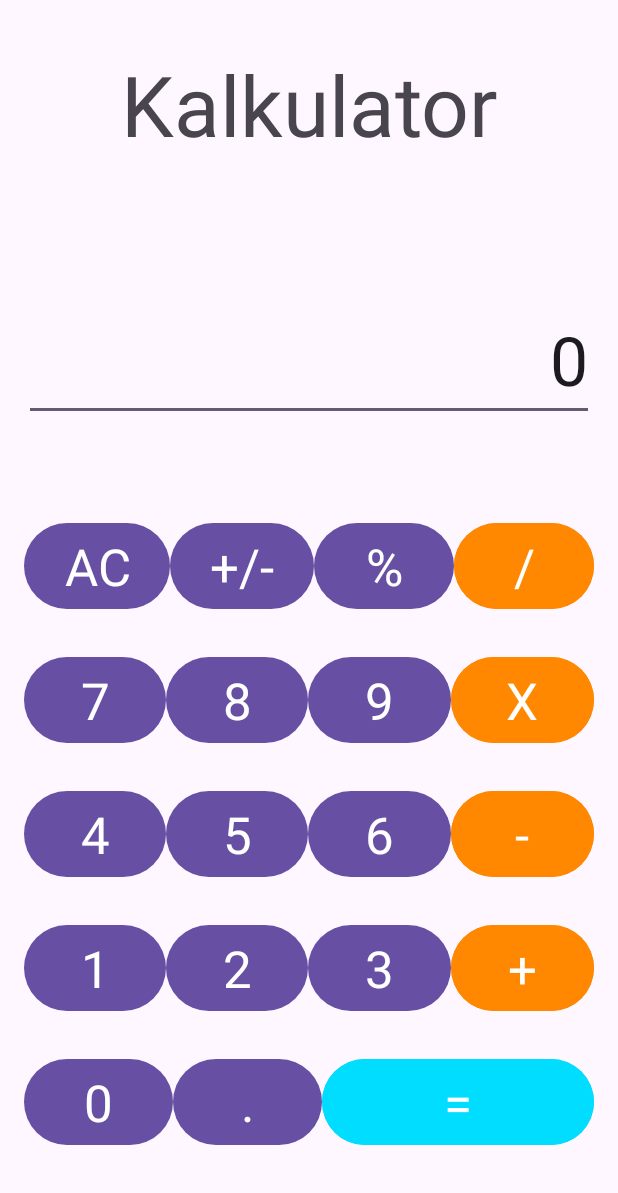
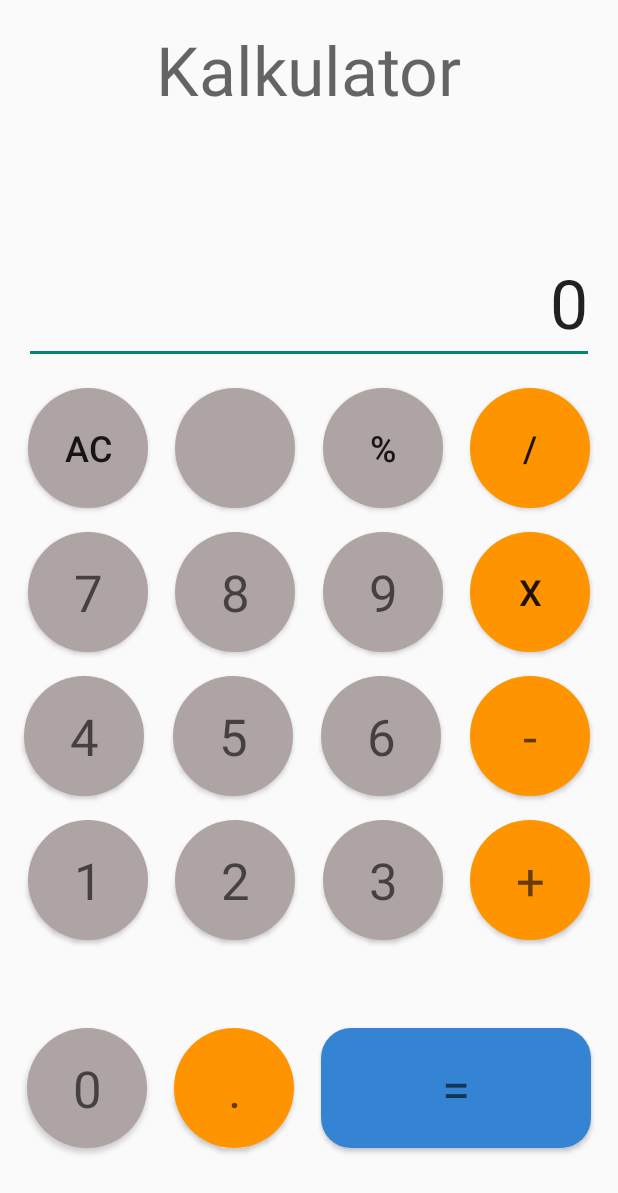
Before and after one commit to hazira-rozi/Calculator, an Android app: the screen it shows after launch (MainActivity), on a phone screen of 412 x 824 dp. Shown: the top 1193 px of the screen. Run offline under Robolectric (Android 15) with nearby library versions, the phone set to English and light mode, and no system bars.

Commit message:
Fix button layout
Perbaikan pada warna dan bentuk tombol.

```diff
--- a/app/build.gradle
+++ b/app/build.gradle
@@ -33,6 +33,7 @@ dependencies {
     implementation 'androidx.appcompat:appcompat:1.6.1'
     implementation 'com.google.android.material:material:1.11.0'
     implementation 'androidx.constraintlayout:constraintlayout:2.1.4'
+    implementation 'com.github.markushi.circlebuton:1.1'
     testImplementation 'junit:junit:4.13.2'
     androidTestImplementation 'androidx.test.ext:junit:1.1.5'
     androidTestImplementation 'androidx.test.espresso:espresso-core:3.5.1'
--- /dev/null
+++ b/app/src/main/res/drawable/round_button.xml
@@ -0,0 +1,13 @@
+<?xml version="1.0" encoding="utf-8"?>
+<selector xmlns:android="http://schemas.android.com/apk/res/android">
+    <item android:state_pressed="false">
+        <shape android:shape="oval">
+            <solid android:color="#AFA4A4"/>
+        </shape>
+    </item>
+    <item android:state_pressed="true">
+        <shape android:shape="oval">
+            <solid android:color="#AFA4A4"/>
+        </shape>
+    </item>
+</selector>
--- /dev/null
+++ b/app/src/main/res/drawable/round_button_warm.xml
@@ -0,0 +1,13 @@
+<?xml version="1.0" encoding="utf-8"?>
+<selector xmlns:android="http://schemas.android.com/apk/res/android">
+    <item android:state_pressed="false">
+        <shape android:shape="oval">
+            <solid android:color="#fe9500"/>
+        </shape>
+    </item>
+    <item android:state_pressed="true">
+        <shape android:shape="oval">
+            <solid android:color="#fe9500"/>
+        </shape>
+    </item>
+</selector>
--- /dev/null
+++ b/app/src/main/res/drawable/squircle_button.xml
@@ -0,0 +1,15 @@
+<?xml version="1.0" encoding="utf-8"?>
+<selector xmlns:android="http://schemas.android.com/apk/res/android">
+    <item android:state_pressed="false">
+        <shape android:shape="rectangle">
+            <solid android:color="#3584D3" />
+            <corners android:radius="20dp"/>
+        </shape>
+    </item>
+    <item android:state_pressed="true">
+        <shape android:shape="rectangle">
+            <solid android:color="#3584D3" />
+            <corners android:radius="20dp"/>
+        </shape>
+    </item>
+</selector>
--- a/app/src/main/res/layout/activity_main.xml
+++ b/app/src/main/res/layout/activity_main.xml
@@ -5,6 +5,17 @@
     android:layout_width="match_parent"
     android:layout_height="match_parent"
     tools:context=".MainActivity">
+
+    <TextView
+        android:id="@+id/Title"
+        android:layout_width="wrap_content"
+        android:layout_height="wrap_content"
+        android:layout_marginTop="16dp"
+        android:text="Kalkulator"
+        android:textAppearance="@style/TextAppearance.AppCompat.Display2"
+        app:layout_constraintEnd_toEndOf="parent"
+        app:layout_constraintStart_toStartOf="parent"
+        app:layout_constraintTop_toTopOf="parent" />
 
     <TextView
         android:id="@+id/inputText"
@@ -24,7 +35,7 @@
         android:layout_width="0dp"
         android:layout_height="wrap_content"
         android:layout_marginStart="16dp"
-        android:layout_marginTop="16dp"
+        android:layout_marginTop="8dp"
         android:layout_marginEnd="16dp"
         android:ems="10"
         android:inputType="number"
@@ -36,229 +47,284 @@
         app:layout_constraintStart_toStartOf="parent"
         app:layout_constraintTop_toBottomOf="@+id/inputText" />
 
-    <LinearLayout
-        android:layout_width="match_parent"
-        android:layout_height="0dp"
-        android:layout_marginStart="16dp"
-        android:layout_marginTop="64dp"
-        android:layout_marginEnd="16dp"
-        android:layout_marginBottom="32dp"
-        android:divider="@drawable/ic_launcher_background"
-        android:orientation="vertical"
-        app:layout_constraintBottom_toBottomOf="parent"
-        app:layout_constraintEnd_toEndOf="parent"
-        app:layout_constraintStart_toStartOf="parent"
-        app:layout_constraintTop_toBottomOf="@+id/outputText">
-
-        <LinearLayout
-            android:id="@+id/linearLayout"
-            android:layout_width="match_parent"
-            android:layout_height="wrap_content"
-            android:layout_weight="1"
-            android:orientation="horizontal">
-
     <Button
         android:id="@+id/AC_button"
-                android:layout_width="wrap_content"
-                android:layout_height="wrap_content"
-                android:layout_weight="1"
+        android:layout_width="80dp"
+        android:layout_height="80dp"
+        android:layout_marginStart="16dp"
+        android:background="@drawable/round_button"
         android:text="AC"
-                android:textAppearance="@style/TextAppearance.AppCompat.Display1" />
+        android:textSize="24sp"
+        app:backgroundTint="@null"
+        app:layout_constraintEnd_toStartOf="@+id/neg_button"
+        app:layout_constraintHorizontal_bias="0.5"
+        app:layout_constraintHorizontal_chainStyle="spread"
+        app:layout_constraintStart_toStartOf="parent"
+        app:layout_constraintTop_toTopOf="@+id/neg_button"
+        app:layout_constraintVertical_chainStyle="spread" />
 
     <Button
         android:id="@+id/neg_button"
-                android:layout_width="wrap_content"
-                android:layout_height="wrap_content"
-                android:layout_weight="1"
-                android:text="+/-"
-                android:textAppearance="@style/TextAppearance.AppCompat.Display1" />
+        android:layout_width="80dp"
+        android:layout_height="80dp"
+        android:layout_marginStart="16dp"
+        android:background="@drawable/round_button"
+        android:textSize="24sp"
+        app:layout_constraintEnd_toStartOf="@+id/percent_button"
+        app:layout_constraintHorizontal_bias="0.5"
+        app:layout_constraintStart_toEndOf="@+id/AC_button"
+        app:layout_constraintTop_toTopOf="@+id/percent_button"
+        tools:text="+-" />
 
     <Button
         android:id="@+id/percent_button"
-                android:layout_width="wrap_content"
-                android:layout_height="wrap_content"
+        android:layout_width="80dp"
+        android:layout_height="80dp"
+        android:layout_marginStart="16dp"
+        android:layout_marginEnd="16dp"
         android:layout_weight="1"
+        android:background="@drawable/round_button"
         android:text="%"
-                android:textAppearance="@style/TextAppearance.AppCompat.Display1" />
+        android:textSize="24sp"
+        app:layout_constraintEnd_toStartOf="@+id/bagi_button"
+        app:layout_constraintHorizontal_bias="0.5"
+        app:layout_constraintStart_toEndOf="@+id/neg_button"
+        app:layout_constraintTop_toTopOf="@+id/bagi_button" />
 
     <Button
         android:id="@+id/bagi_button"
-                android:layout_width="wrap_content"
-                android:layout_height="wrap_content"
+        android:layout_width="80dp"
+        android:layout_height="80dp"
+        android:layout_marginTop="16dp"
+        android:layout_marginEnd="16dp"
         android:layout_weight="1"
-                android:backgroundTint="@android:color/holo_orange_dark"
+        android:background="@drawable/round_button_warm"
+        android:backgroundTint="@null"
         android:text="/"
-                android:textAppearance="@style/TextAppearance.AppCompat.Display1" />
-
-        </LinearLayout>
-
-        <LinearLayout
-            android:layout_width="match_parent"
-            android:layout_height="wrap_content"
-            android:layout_weight="1"
-            android:orientation="horizontal">
+        android:textSize="24sp"
+        app:layout_constraintEnd_toEndOf="parent"
+        app:layout_constraintHorizontal_bias="0.5"
+        app:layout_constraintStart_toEndOf="@+id/percent_button"
+        app:layout_constraintTop_toBottomOf="@+id/outputText" />
 
     <Button
         android:id="@+id/tujuh_button"
-                android:layout_width="wrap_content"
-                android:layout_height="wrap_content"
+        android:layout_width="80dp"
+        android:layout_height="80dp"
+        android:layout_marginStart="16dp"
         android:layout_weight="1"
+        android:background="@drawable/round_button"
         android:text="7"
-                android:textAppearance="@style/TextAppearance.AppCompat.Display1" />
+        android:textAppearance="@style/TextAppearance.AppCompat.Display1"
+        app:layout_constraintEnd_toStartOf="@+id/delapan_button"
+        app:layout_constraintHorizontal_bias="0.5"
+        app:layout_constraintHorizontal_chainStyle="spread"
+        app:layout_constraintStart_toStartOf="parent"
+        app:layout_constraintTop_toTopOf="@+id/delapan_button" />
 
     <Button
         android:id="@+id/delapan_button"
-                android:layout_width="wrap_content"
-                android:layout_height="wrap_content"
+        android:layout_width="80dp"
+        android:layout_height="80dp"
+        android:layout_marginStart="16dp"
         android:layout_weight="1"
+        android:background="@drawable/round_button"
         android:text="8"
-                android:textAppearance="@style/TextAppearance.AppCompat.Display1" />
+        android:textAppearance="@style/TextAppearance.AppCompat.Display1"
+        app:layout_constraintEnd_toStartOf="@+id/sembilan_button"
+        app:layout_constraintHorizontal_bias="0.5"
+        app:layout_constraintStart_toEndOf="@+id/tujuh_button"
+        app:layout_constraintTop_toTopOf="@+id/sembilan_button" />
 
     <Button
         android:id="@+id/sembilan_button"
-                android:layout_width="wrap_content"
-                android:layout_height="wrap_content"
+        android:layout_width="80dp"
+        android:layout_height="80dp"
+        android:layout_marginStart="16dp"
+        android:layout_marginEnd="16dp"
         android:layout_weight="1"
+        android:background="@drawable/round_button"
         android:text="9"
-                android:textAppearance="@style/TextAppearance.AppCompat.Display1" />
+        android:textAppearance="@style/TextAppearance.AppCompat.Display1"
+        app:layout_constraintEnd_toStartOf="@+id/kali_button"
+        app:layout_constraintHorizontal_bias="0.5"
+        app:layout_constraintStart_toEndOf="@+id/delapan_button"
+        app:layout_constraintTop_toTopOf="@+id/kali_button" />
 
     <Button
         android:id="@+id/kali_button"
-                android:layout_width="wrap_content"
-                android:layout_height="wrap_content"
+        android:layout_width="80dp"
+        android:layout_height="80dp"
+        android:layout_marginTop="16dp"
+        android:layout_marginEnd="16dp"
         android:layout_weight="1"
-                android:backgroundTint="@android:color/holo_orange_dark"
+        android:background="@drawable/round_button_warm"
         android:text="X"
-                android:textAppearance="@style/TextAppearance.AppCompat.Display1" />
-
-        </LinearLayout>
-
-        <LinearLayout
-            android:layout_width="match_parent"
-            android:layout_height="wrap_content"
-            android:layout_weight="1"
-            android:orientation="horizontal">
+        android:textSize="24sp"
+        app:layout_constraintEnd_toEndOf="parent"
+        app:layout_constraintHorizontal_bias="0.5"
+        app:layout_constraintStart_toEndOf="@+id/sembilan_button"
+        app:layout_constraintTop_toBottomOf="@+id/bagi_button" />
 
     <Button
         android:id="@+id/empat_button"
-                android:layout_width="wrap_content"
-                android:layout_height="wrap_content"
+        android:layout_width="80dp"
+        android:layout_height="80dp"
+        android:layout_marginStart="16dp"
         android:layout_weight="1"
+        android:background="@drawable/round_button"
         android:text="4"
-                android:textAppearance="@style/TextAppearance.AppCompat.Display1" />
+        android:textAppearance="@style/TextAppearance.AppCompat.Display1"
+        app:layout_constraintStart_toStartOf="parent"
+        app:layout_constraintTop_toTopOf="@+id/lima_button" />
 
     <Button
         android:id="@+id/lima_button"
-                android:layout_width="wrap_content"
-                android:layout_height="wrap_content"
+        android:layout_width="80dp"
+        android:layout_height="80dp"
+        android:layout_marginStart="16dp"
         android:layout_weight="1"
+        android:background="@drawable/round_button"
         android:text="5"
-                android:textAppearance="@style/TextAppearance.AppCompat.Display1" />
+        android:textAppearance="@style/TextAppearance.AppCompat.Display1"
+        app:layout_constraintEnd_toStartOf="@+id/enam_button"
+        app:layout_constraintHorizontal_bias="0.5"
+        app:layout_constraintStart_toEndOf="@+id/empat_button"
+        app:layout_constraintTop_toTopOf="@+id/enam_button" />
 
     <Button
         android:id="@+id/enam_button"
-                android:layout_width="wrap_content"
-                android:layout_height="wrap_content"
+        android:layout_width="80dp"
+        android:layout_height="80dp"
+        android:layout_marginStart="16dp"
+        android:layout_marginEnd="16dp"
         android:layout_weight="1"
+        android:background="@drawable/round_button"
         android:text="6"
-                android:textAppearance="@style/TextAppearance.AppCompat.Display1" />
+        android:textAppearance="@style/TextAppearance.AppCompat.Display1"
+        app:layout_constraintEnd_toStartOf="@+id/kurang_button"
+        app:layout_constraintHorizontal_bias="0.5"
+        app:layout_constraintStart_toEndOf="@+id/lima_button"
+        app:layout_constraintTop_toTopOf="@+id/kurang_button" />
 
     <Button
         android:id="@+id/kurang_button"
-                android:layout_width="wrap_content"
-                android:layout_height="wrap_content"
+        android:layout_width="80dp"
+        android:layout_height="80dp"
+        android:layout_marginTop="16dp"
+        android:layout_marginEnd="16dp"
         android:layout_weight="1"
-                android:backgroundTint="@android:color/holo_orange_dark"
+        android:background="@drawable/round_button_warm"
         android:text="-"
-                android:textAppearance="@style/TextAppearance.AppCompat.Display1" />
-
-        </LinearLayout>
-
-        <LinearLayout
-            android:id="@+id/LinearLayout"
-            android:layout_width="match_parent"
-            android:layout_height="wrap_content"
-            android:layout_weight="1"
-            android:orientation="horizontal">
+        android:textAppearance="@style/TextAppearance.AppCompat.Display1"
+        app:layout_constraintEnd_toEndOf="parent"
+        app:layout_constraintHorizontal_bias="0.5"
+        app:layout_constraintStart_toEndOf="@+id/enam_button"
+        app:layout_constraintTop_toBottomOf="@+id/kali_button" />
 
     <Button
         android:id="@+id/satu_button"
-                android:layout_width="wrap_content"
-                android:layout_height="wrap_content"
+        android:layout_width="80dp"
+        android:layout_height="80dp"
+        android:layout_marginStart="16dp"
         android:layout_weight="1"
+        android:background="@drawable/round_button"
         android:text="1"
-                android:textAppearance="@style/TextAppearance.AppCompat.Display1" />
+        android:textAppearance="@style/TextAppearance.AppCompat.Display1"
+        app:layout_constraintEnd_toStartOf="@+id/dua_button"
+        app:layout_constraintHorizontal_bias="0.5"
+        app:layout_constraintHorizontal_chainStyle="spread"
+        app:layout_constraintStart_toStartOf="parent"
+        app:layout_constraintTop_toTopOf="@+id/dua_button" />
 
     <Button
         android:id="@+id/dua_button"
-                android:layout_width="wrap_content"
-                android:layout_height="wrap_content"
+        android:layout_width="80dp"
+        android:layout_height="80dp"
+        android:layout_marginStart="16dp"
         android:layout_weight="1"
+        android:background="@drawable/round_button"
         android:text="2"
-                android:textAppearance="@style/TextAppearance.AppCompat.Display1" />
+        android:textAppearance="@style/TextAppearance.AppCompat.Display1"
+        app:layout_constraintEnd_toStartOf="@+id/tiga_button"
+        app:layout_constraintHorizontal_bias="0.5"
+        app:layout_constraintStart_toEndOf="@+id/satu_button"
+        app:layout_constraintTop_toTopOf="@+id/tiga_button" />
 
     <Button
         android:id="@+id/tiga_button"
-                android:layout_width="wrap_content"
-                android:layout_height="wrap_content"
+        android:layout_width="80dp"
+        android:layout_height="80dp"
+        android:layout_marginStart="16dp"
+        android:layout_marginEnd="16dp"
         android:layout_weight="1"
+        android:background="@drawable/round_button"
         android:text="3"
-                android:textAppearance="@style/TextAppearance.AppCompat.Display1" />
+        android:textAppearance="@style/TextAppearance.AppCompat.Display1"
+        app:layout_constraintEnd_toStartOf="@+id/tambah_button"
+        app:layout_constraintHorizontal_bias="0.5"
+        app:layout_constraintStart_toEndOf="@+id/dua_button"
+        app:layout_constraintTop_toTopOf="@+id/tambah_button" />
 
     <Button
         android:id="@+id/tambah_button"
-                android:layout_width="wrap_content"
-                android:layout_height="wrap_content"
+        android:layout_width="80dp"
+        android:layout_height="80dp"
+        android:layout_marginTop="16dp"
+        android:layout_marginEnd="16dp"
         android:layout_weight="1"
-                android:backgroundTint="@android:color/holo_orange_dark"
+        android:background="@drawable/round_button_warm"
         android:text="+"
-                android:textAppearance="@style/TextAppearance.AppCompat.Display1" />
-
-        </LinearLayout>
-
-        <LinearLayout
-            android:layout_width="match_parent"
-            android:layout_height="wrap_content"
-            android:layout_weight="1"
-            android:orientation="horizontal">
+        android:textAppearance="@style/TextAppearance.AppCompat.Display1"
+        app:layout_constraintEnd_toEndOf="parent"
+        app:layout_constraintHorizontal_bias="0.5"
+        app:layout_constraintStart_toEndOf="@+id/tiga_button"
+        app:layout_constraintTop_toBottomOf="@+id/kurang_button" />
 
     <Button
         android:id="@+id/nol_button"
-                android:layout_width="wrap_content"
-                android:layout_height="wrap_content"
+        android:layout_width="80dp"
+        android:layout_height="80dp"
+        android:layout_marginStart="16dp"
         android:layout_weight="1"
+        android:background="@drawable/round_button"
         android:text="0"
-                android:textAppearance="@style/TextAppearance.AppCompat.Display1" />
+        android:textAppearance="@style/TextAppearance.AppCompat.Display1"
+        app:layout_constraintEnd_toStartOf="@+id/point_button"
+        app:layout_constraintHorizontal_bias="0.5"
+        app:layout_constraintStart_toStartOf="parent"
+        app:layout_constraintTop_toTopOf="@+id/equal_button" />
 
     <Button
         android:id="@+id/point_button"
-                android:layout_width="wrap_content"
-                android:layout_height="wrap_content"
+        android:layout_width="80dp"
+        android:layout_height="80dp"
+        android:layout_marginStart="16dp"
         android:layout_weight="1"
+        android:background="@drawable/round_button_warm"
         android:text="."
-                android:textAppearance="@style/TextAppearance.AppCompat.Display1" />
+        android:textAppearance="@style/TextAppearance.AppCompat.Display1"
+        app:layout_constraintEnd_toStartOf="@+id/equal_button"
+        app:layout_constraintHorizontal_bias="0.5"
+        app:layout_constraintStart_toEndOf="@+id/nol_button"
+        app:layout_constraintTop_toTopOf="@+id/equal_button" />
 
     <Button
         android:id="@+id/equal_button"
-                android:layout_width="wrap_content"
-                android:layout_height="wrap_content"
+        android:layout_width="180dp"
+        android:layout_height="80dp"
+        android:layout_marginStart="16dp"
+        android:layout_marginTop="16dp"
+        android:layout_marginEnd="16dp"
+        android:layout_marginBottom="16dp"
         android:layout_weight="8"
-                android:backgroundTint="@android:color/holo_blue_bright"
+        android:background="@drawable/squircle_button"
         android:text="="
-                android:textAppearance="@style/TextAppearance.AppCompat.Display1" />
-        </LinearLayout>
-
-    </LinearLayout>
-
-    <TextView
-        android:id="@+id/Title"
-        android:layout_width="wrap_content"
-        android:layout_height="wrap_content"
-        android:layout_marginTop="32dp"
-        android:text="Kalkulator"
-        android:textAppearance="@style/TextAppearance.AppCompat.Display3"
+        android:textAppearance="@style/TextAppearance.AppCompat.Display1"
+        app:layout_constraintBottom_toBottomOf="parent"
         app:layout_constraintEnd_toEndOf="parent"
-        app:layout_constraintStart_toStartOf="parent"
-        app:layout_constraintTop_toTopOf="parent" />
+        app:layout_constraintHorizontal_bias="0.5"
+        app:layout_constraintStart_toEndOf="@+id/point_button"
+        app:layout_constraintTop_toBottomOf="@+id/tambah_button" />
 
 </androidx.constraintlayout.widget.ConstraintLayout>
--- /dev/null
+++ b/app/src/main/res/round_button_danger/round_button.xml
@@ -0,0 +1,4 @@
+<?xml version="1.0" encoding="utf-8"?>
+<shape xmlns:android="http://schemas.android.com/apk/res/android"
+    android:shape="oval">
+</shape>
--- /dev/null
+++ b/app/src/main/res/values/button.xml
@@ -0,0 +1,6 @@
+<?xml version="1.0" encoding="utf-8"?>
+<resources>
+    <array name="icons">
+        <item>@drawable/baseline_clear_24</item>
+    </array>
+</resources>
--- a/app/src/main/res/values/colors.xml
+++ b/app/src/main/res/values/colors.xml
@@ -2,4 +2,7 @@
 <resources>
     <color name="black">#FF000000</color>
     <color name="white">#FFFFFFFF</color>
+    <color name="warm_orange">#FF9800</color>
+    <color name="grey">#D1B2B2</color>
+    <color name="red_button">#D33535</color>
 </resources>
--- a/app/src/main/res/values/themes.xml
+++ b/app/src/main/res/values/themes.xml
@@ -1,6 +1,6 @@
 <resources xmlns:tools="http://schemas.android.com/tools">
     <!-- Base application theme. -->
-    <style name="Base.Theme.Calculator" parent="Theme.Material3.DayNight.NoActionBar">
+    <style name="Base.Theme.Calculator" parent="Theme.AppCompat.Light.NoActionBar">
         <!-- Customize your light theme here. -->
         <!-- <item name="colorPrimary">@color/my_light_primary</item> -->
     </style>
```
Also changed, not shown: app/src/main/res/round_button_danger/ic_launcher_background.xml (added, +170 -0 lines), app/src/main/res/round_button_danger/ic_launcher_foreground.xml (added, +30 -0 lines). Lines whose indentation alone changed are shown as unchanged.
